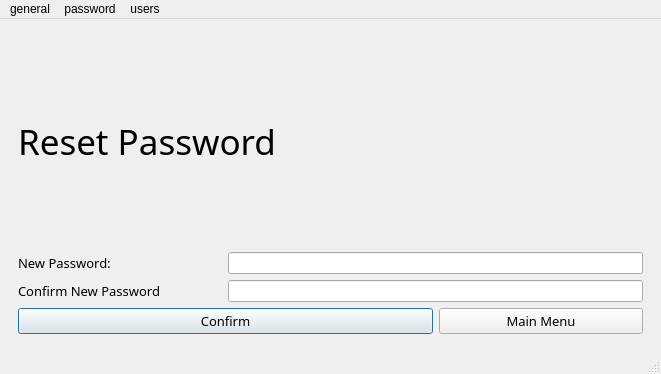
lgtm-migrator/lightning-pass, file lightning_pass/gui/static/qt_designer/main.ui: the form before one commit.
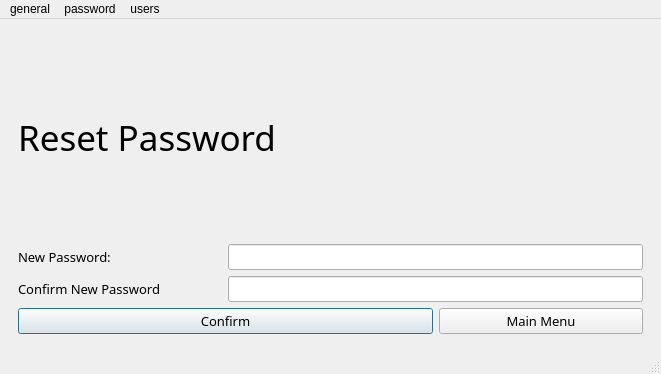
The form after the commit. The open tabs and pages were chosen to show the change. Icons and pictures are not drawn.

The edit to the form file:
```diff
--- a/lightning_pass/gui/static/qt_designer/main.ui
+++ b/lightning_pass/gui/static/qt_designer/main.ui
@@ -26,6 +26,12 @@
         <verstretch>0</verstretch>
        </sizepolicy>
       </property>
+      <property name="font">
+       <font>
+        <family>Segoe UI Light</family>
+        <pointsize>10</pointsize>
+       </font>
+      </property>
       <property name="currentIndex">
        <number>11</number>
       </property>
@@ -596,6 +602,12 @@
         </item>
         <item row="1" column="1" colspan="2">
          <widget class="QLineEdit" name="reset_pass_new_pass_line">
+          <property name="font">
+           <font>
+            <family>Segoe UI Light</family>
+            <pointsize>10</pointsize>
+           </font>
+          </property>
           <property name="readOnly">
            <bool>true</bool>
           </property>
@@ -603,6 +615,12 @@
         </item>
         <item row="2" column="1" colspan="2">
          <widget class="QLineEdit" name="reset_pass_conf_new_line">
+          <property name="font">
+           <font>
+            <family>Segoe UI Light</family>
+            <pointsize>10</pointsize>
+           </font>
+          </property>
           <property name="readOnly">
            <bool>true</bool>
           </property>
```
Left out of the diff: 12 changed lines with no effect on the pictures.
